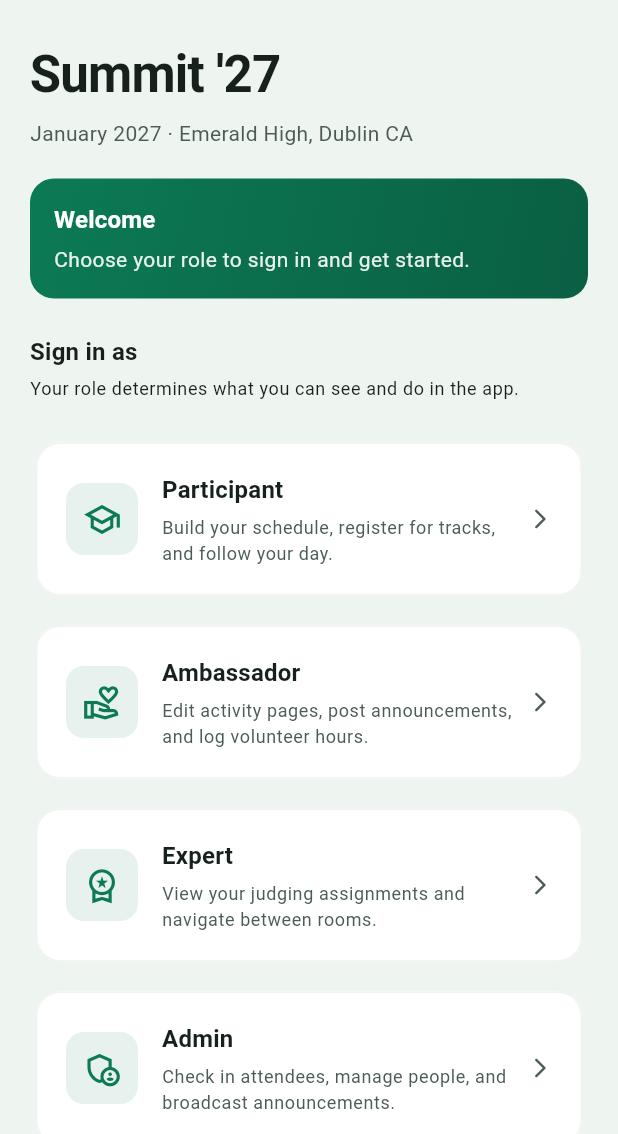
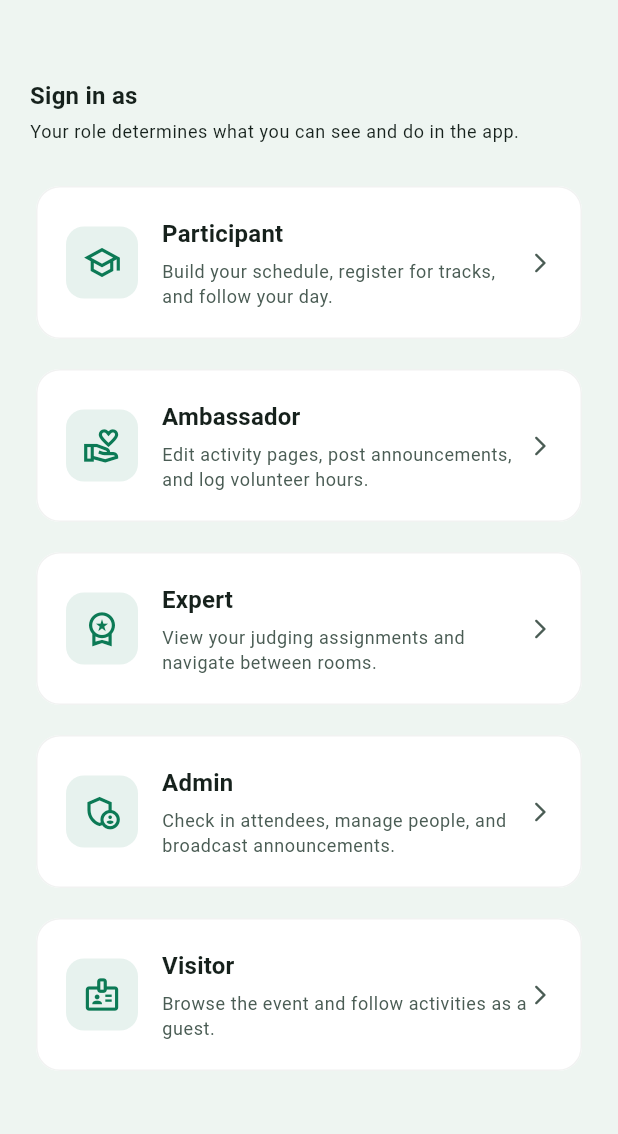
Before and after one commit to dogethecoderr/Emerald-Summit-App, a Flutter app: the _HomeContent screen opened directly with empty values, on a phone screen of 412 x 824 dp, the part 102-1236 px from its top. Run offline on Flutter 3.47's test engine with Material 3 defaults, Android fonts, the phone set to English and light mode, and no system bars; our stand-ins replace flutter_dotenv, shared_preferences, supabase_flutter, web; accounts and stored records are empty.

Commit message:
add home page

```diff
--- a/lib/core/models/user_role.dart
+++ b/lib/core/models/user_role.dart
@@ -21,10 +21,10 @@ enum UserRole {
     description: 'Check in attendees, manage people, and broadcast announcements.',
     icon: Icons.admin_panel_settings_outlined,
   ),
-  parent(
-    label: 'Parent',
-    description: 'Follow your student\'s day and receive activity updates.',
-    icon: Icons.family_restroom_outlined,
+  visitor(
+    label: 'Visitor',
+    description: 'Browse the event and follow activities as a guest.',
+    icon: Icons.badge_outlined,
   );
 
   const UserRole({
--- a/lib/features/home/home_screen.dart
+++ b/lib/features/home/home_screen.dart
@@ -268,18 +268,7 @@ class _Header extends StatelessWidget {
             ],
           ),
           const SizedBox(height: 28),
-          Text(
-            'Summit \'27',
-            style: Theme.of(context).textTheme.headlineLarge?.copyWith(
-                  fontSize: 34,
-                ),
-          ),
-          const SizedBox(height: 8),
-          Text(
-            'January 2027 · Emerald High, Dublin CA',
-            style: Theme.of(context).textTheme.bodyMedium,
-          ),
-          const SizedBox(height: 20),
+          if (isSignedIn) ...[
             Container(
               width: double.infinity,
               padding: const EdgeInsets.all(16),
@@ -295,7 +284,7 @@ class _Header extends StatelessWidget {
                 crossAxisAlignment: CrossAxisAlignment.start,
                 children: [
                   Text(
-                  isSignedIn ? 'You\'re in' : 'Welcome',
+                    'You\'re in',
                     style: Theme.of(context).textTheme.titleMedium?.copyWith(
                           color: AppColors.white,
                           fontWeight: FontWeight.w600,
@@ -303,9 +292,7 @@ class _Header extends StatelessWidget {
                   ),
                   const SizedBox(height: 4),
                   Text(
-                  isSignedIn
-                      ? 'Your account is ready. More features coming soon.'
-                      : 'Choose your role to sign in and get started.',
+                    'Your account is ready. More features coming soon.',
                     style: Theme.of(context).textTheme.bodyMedium?.copyWith(
                           color: AppColors.white.withValues(alpha: 0.9),
                         ),
@@ -313,6 +300,7 @@ class _Header extends StatelessWidget {
                 ],
               ),
             ),
+          ],
           if (!isSignedIn) ...[
             const SizedBox(height: 24),
             Text(
--- a/lib/main.dart
+++ b/lib/main.dart
@@ -6,7 +6,7 @@ import 'core/config/app_env.dart';
 import 'core/services/auth_callback_handler.dart';
 import 'core/services/auth_service.dart';
 import 'core/theme/app_theme.dart';
-import 'features/home/home_screen.dart';
+import 'features/welcome/welcome_screen.dart';
 
 Future<void> main() async {
   WidgetsFlutterBinding.ensureInitialized();
@@ -74,7 +74,7 @@ class EmeraldSummitApp extends StatelessWidget {
       title: 'Emerald Summit',
       debugShowCheckedModeBanner: false,
       theme: AppTheme.light,
-      home: const HomeScreen(),
+      home: const WelcomeScreen(),
     );
   }
 }
```
Also changed, not shown: lib/features/welcome/welcome_screen.dart (added, +155 -0 lines), 1 other file. Lines whose indentation alone changed are shown as unchanged.
